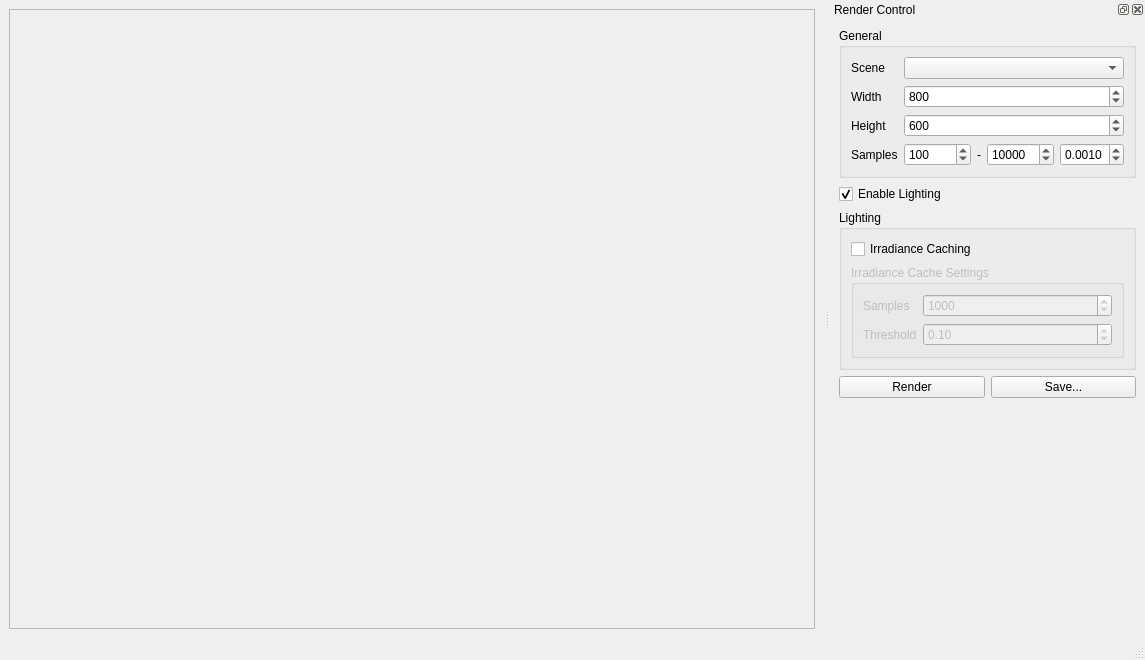
The window that App/MainWindow.ui (mattfischer/raytrace) describes before a commit, drawn with Qt 5.
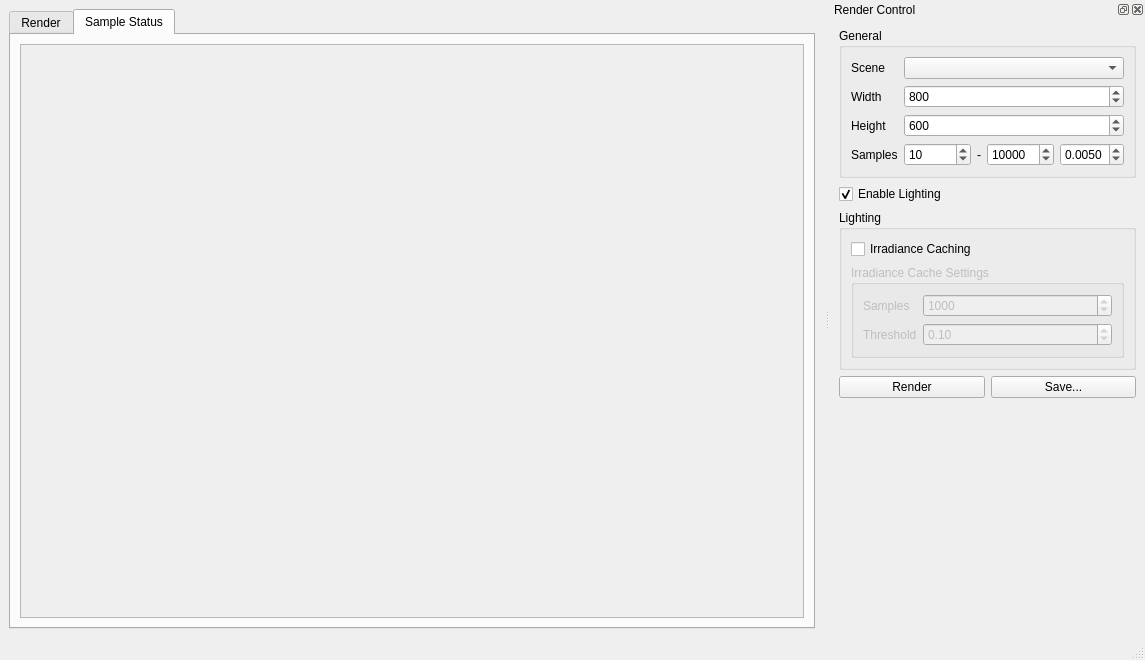
The same window after the commit. The open tabs and pages were chosen to show the change.

What changed in the file:
```diff
--- a/App/MainWindow.ui
+++ b/App/MainWindow.ui
@@ -22,6 +22,16 @@
    </property>
    <layout class="QVBoxLayout" name="verticalLayout">
     <item>
+     <widget class="QTabWidget" name="tabWidget">
+      <property name="currentIndex">
+       <number>0</number>
+      </property>
+      <widget class="QWidget" name="tab">
+       <attribute name="title">
+        <string>Render</string>
+       </attribute>
+       <layout class="QVBoxLayout" name="verticalLayout_5">
+        <item>
      <widget class="QScrollArea" name="scrollArea">
       <property name="widgetResizable">
        <bool>true</bool>
@@ -31,8 +41,8 @@
         <rect>
          <x>0</x>
          <y>0</y>
-         <width>818</width>
-         <height>597</height>
+             <width>796</width>
+             <height>552</height>
         </rect>
        </property>
        <layout class="QVBoxLayout" name="verticalLayout_3">
@@ -55,6 +65,43 @@
     </item>
    </layout>
   </widget>
+      <widget class="QWidget" name="tab_2">
+       <attribute name="title">
+        <string>Sample Status</string>
+       </attribute>
+       <layout class="QVBoxLayout" name="verticalLayout_6">
+        <item>
+         <widget class="QScrollArea" name="scrollArea_2">
+          <property name="widgetResizable">
+           <bool>true</bool>
+          </property>
+          <widget class="QWidget" name="scrollAreaWidgetContents_2">
+           <property name="geometry">
+            <rect>
+             <x>0</x>
+             <y>0</y>
+             <width>796</width>
+             <height>552</height>
+            </rect>
+           </property>
+           <layout class="QVBoxLayout" name="verticalLayout_7">
+            <item>
+             <widget class="QLabel" name="sampleStatusView">
+              <property name="text">
+               <string/>
+              </property>
+             </widget>
+            </item>
+           </layout>
+          </widget>
+         </widget>
+        </item>
+       </layout>
+      </widget>
+     </widget>
+    </item>
+   </layout>
+  </widget>
   <widget class="QMenuBar" name="menubar">
    <property name="geometry">
     <rect>
@@ -133,7 +180,7 @@
              <number>1000000</number>
             </property>
             <property name="value">
-             <number>100</number>
+             <number>10</number>
             </property>
            </widget>
           </item>
@@ -175,7 +222,7 @@
              <double>0.000100000000000</double>
             </property>
             <property name="value">
-             <double>0.001000000000000</double>
+             <double>0.005000000000000</double>
             </property>
            </widget>
           </item>
```
Lines whose indentation alone changed are shown as unchanged.
